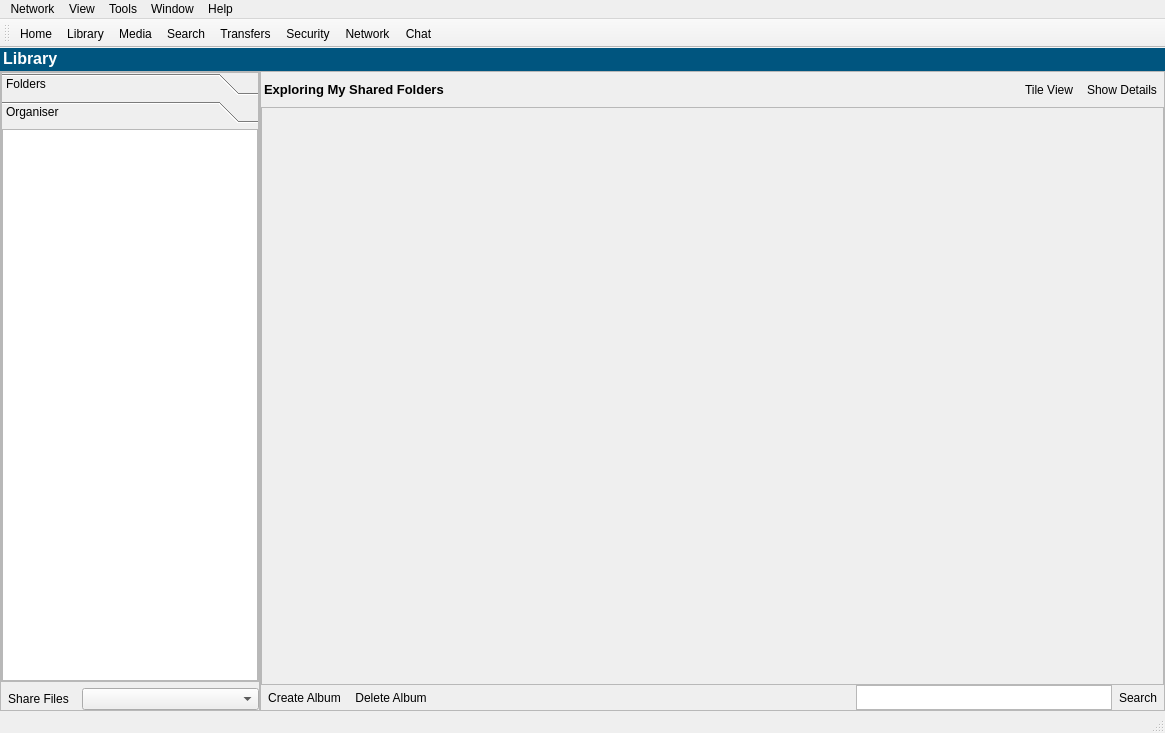
Qt form mainwindow.ui (quazaa-development-team/Panthera-Project) before a commit.
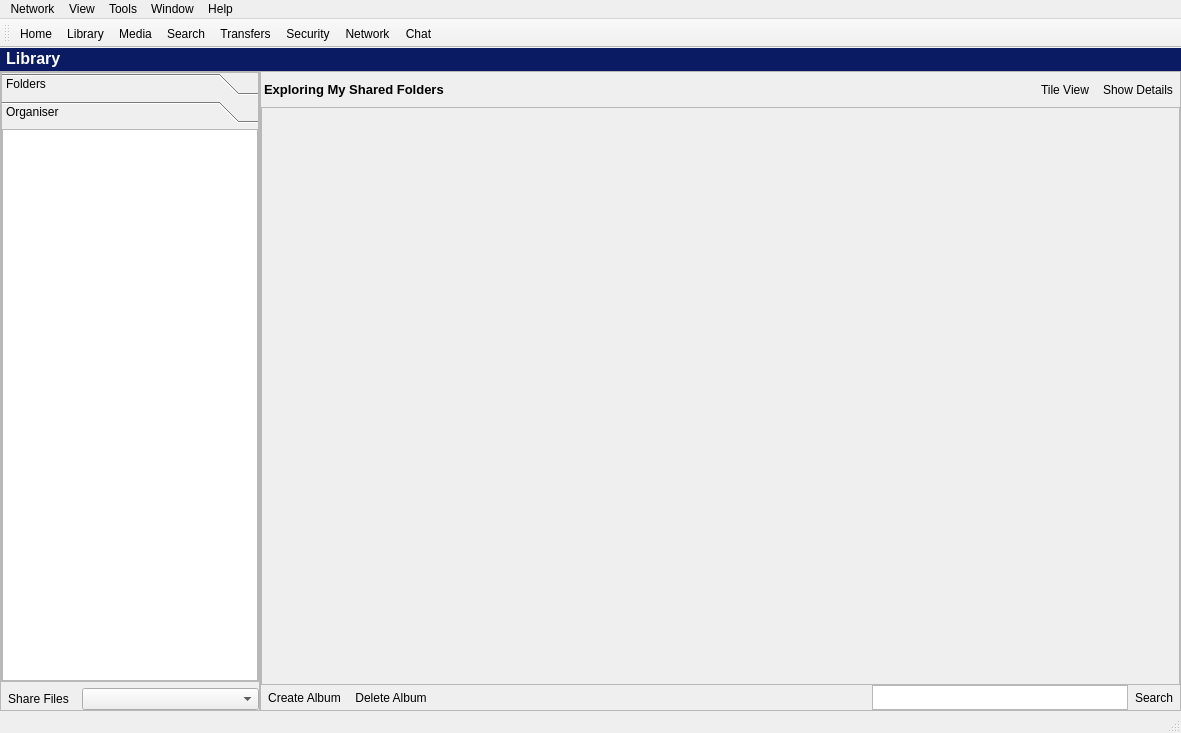
The same form after that commit. The open tabs and pages were chosen to show the change. Icons and pictures are not drawn.

The edit to the form file:
```diff
--- a/mainwindow.ui
+++ b/mainwindow.ui
@@ -7,7 +7,7 @@
    <rect>
     <x>0</x>
     <y>0</y>
-    <width>1165</width>
+    <width>1181</width>
     <height>733</height>
    </rect>
   </property>
@@ -738,7 +738,7 @@
               </size>
              </property>
              <property name="styleSheet">
-              <string notr="true">background-color: rgb(0, 85, 127);</string>
+              <string notr="true">background-color: rgb(11, 27, 99);</string>
              </property>
              <property name="frameShape">
               <enum>QFrame::NoFrame</enum>
@@ -760,7 +760,7 @@
 &lt;html&gt;&lt;head&gt;&lt;meta name=&quot;qrichtext&quot; content=&quot;1&quot; /&gt;&lt;style type=&quot;text/css&quot;&gt;
 p, li { white-space: pre-wrap; }
 &lt;/style&gt;&lt;/head&gt;&lt;body style=&quot; font-family:'MS Shell Dlg 2'; font-size:8.25pt; font-weight:400; font-style:normal;&quot;&gt;
-&lt;p style=&quot; margin-top:0px; margin-bottom:0px; margin-left:0px; margin-right:0px; -qt-block-indent:0; text-indent:0px;&quot;&gt;&lt;img src=&quot;:/Icons/FileType/Resource/24x24 File Type/Folder Libary_32.png&quot; /&gt;&lt;span style=&quot; font-size:8pt;&quot;&gt; &lt;/span&gt;&lt;span style=&quot; font-size:12pt; font-weight:600; color:#ffffff;&quot;&gt;Library&lt;/span&gt;&lt;/p&gt;&lt;/body&gt;&lt;/html&gt;</string>
+&lt;p style=&quot; margin-top:0px; margin-bottom:0px; margin-left:0px; margin-right:0px; -qt-block-indent:0; text-indent:0px;&quot;&gt;&lt;span style=&quot; font-size:8pt;&quot;&gt; &lt;/span&gt;&lt;img src=&quot;:/Icons/FileType/Resource/24x24 File Type/Folder Libary_32.png&quot; /&gt;&lt;span style=&quot; font-size:8pt;&quot;&gt; &lt;/span&gt;&lt;span style=&quot; font-size:12pt; font-weight:600; color:#ffffff;&quot;&gt;Library&lt;/span&gt;&lt;/p&gt;&lt;/body&gt;&lt;/html&gt;</string>
               </property>
              </widget>
             </widget>
@@ -5736,7 +5736,7 @@
     <rect>
      <x>0</x>
      <y>0</y>
-     <width>1165</width>
+     <width>1181</width>
      <height>21</height>
     </rect>
    </property>
```
Left out of the diff: 48 changed lines with no effect on the pictures.
